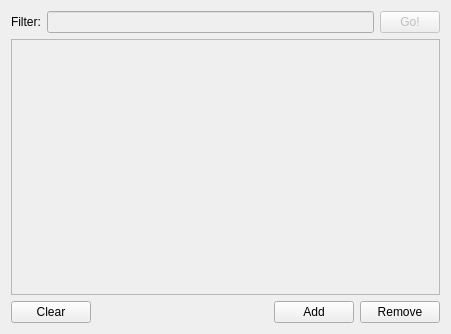
First picture: the form in BrowseWidget.ui, repository jimtendo/QuteSQL, before the edit.
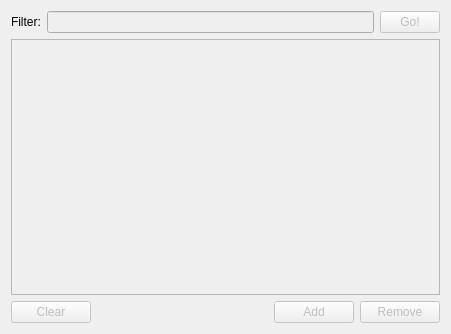
Second picture: the form after the edit. Icons and pictures are not drawn.

What changed in the file:
```diff
--- a/BrowseWidget.ui
+++ b/BrowseWidget.ui
@@ -74,6 +74,9 @@
    </item>
    <item row="2" column="0">
     <widget class="QPushButton" name="clearButton">
+     <property name="enabled">
+      <bool>false</bool>
+     </property>
      <property name="text">
       <string>Clear</string>
      </property>
@@ -97,6 +100,9 @@
    </item>
    <item row="2" column="2">
     <widget class="QPushButton" name="addButton">
+     <property name="enabled">
+      <bool>false</bool>
+     </property>
      <property name="text">
       <string>Add</string>
      </property>
@@ -109,6 +115,9 @@
    </item>
    <item row="2" column="3">
     <widget class="QPushButton" name="removeButton">
+     <property name="enabled">
+      <bool>false</bool>
+     </property>
      <property name="text">
       <string>Remove</string>
      </property>
```
Left out of the diff: 4 changed lines with no effect on the pictures.
